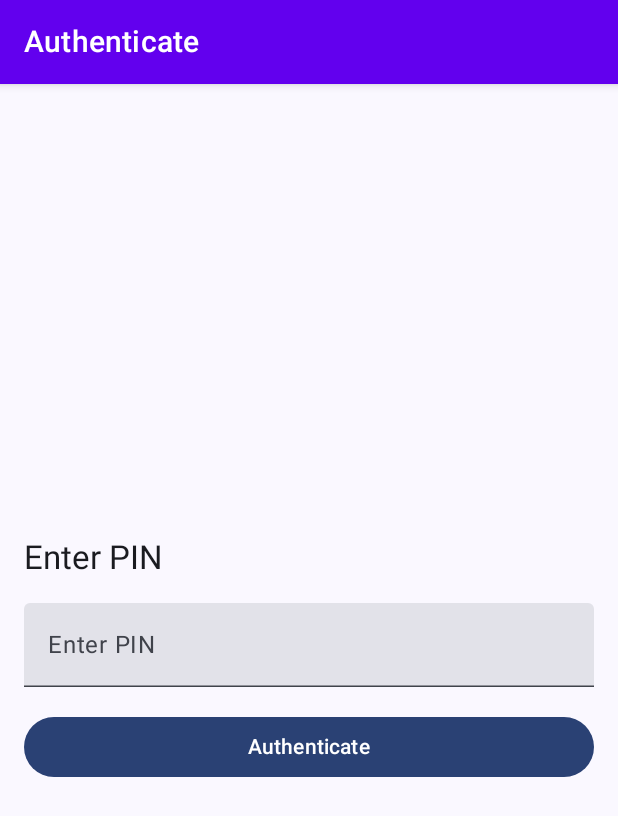
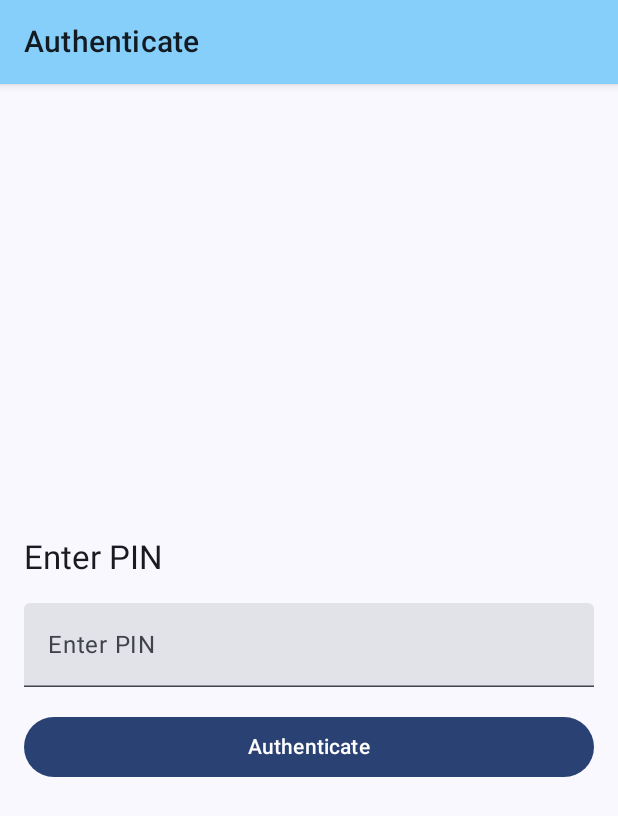
Before and after one commit to aditya577/SecureDataManager, an Android app built with Jetpack Compose: the AuthenticateScreen screen opened through its navigation route, on a phone screen of 412 x 824 dp. Shown: the top 816 px of the screen. Run offline under Robolectric (Android 15) with nearby library versions, the phone set to English and light mode, and no system bars; 2 statements that could not run were skipped.

Commit message:
cosmetic changes

```diff
--- a/app/src/main/java/com/example/securedatamanager/ui/auth/AuthenticateScreen.kt
+++ b/app/src/main/java/com/example/securedatamanager/ui/auth/AuthenticateScreen.kt
@@ -30,7 +30,8 @@ fun AuthenticateScreen(navController: NavController) {
                 modifier = Modifier
                     .fillMaxSize()
                     .padding(innerPadding)
-                    .padding(16.dp),
+                    .padding(16.dp)
+                    .imePadding(),
                 verticalArrangement = Arrangement.Center
             ) {
                 Text(
--- a/app/src/main/java/com/example/securedatamanager/ui/auth/SetPinScreen.kt
+++ b/app/src/main/java/com/example/securedatamanager/ui/auth/SetPinScreen.kt
@@ -32,7 +32,8 @@ fun SetPinScreen(navController: NavController) {
                 modifier = Modifier
                     .fillMaxSize()
                     .padding(innerPadding)
-                    .padding(16.dp),
+                    .padding(16.dp)
+                    .imePadding(),
                 verticalArrangement = Arrangement.Center
             ) {
                 Text(
--- a/app/src/main/java/com/example/securedatamanager/ui/commons/TopAppBar.kt
+++ b/app/src/main/java/com/example/securedatamanager/ui/commons/TopAppBar.kt
@@ -7,6 +7,7 @@ import androidx.compose.material.TopAppBar
 import androidx.compose.material.icons.Icons
 import androidx.compose.material.icons.filled.ArrowBack
 import androidx.compose.runtime.Composable
+import androidx.compose.ui.graphics.Color
 
 @Composable
 fun AppBarWithBackButton(
@@ -25,6 +26,7 @@ fun AppBarWithBackButton(
                     )
                 }
             }
-        } else null
+        } else null,
+        backgroundColor = Color(0xFF87CFFB) // Setting the background color to hex #87CFFB
     )
 }
--- a/app/src/main/java/com/example/securedatamanager/ui/documents/DocumentStorageScreen.kt
+++ b/app/src/main/java/com/example/securedatamanager/ui/documents/DocumentStorageScreen.kt
@@ -38,7 +38,8 @@ fun DocumentStorageScreen(
             LazyColumn(
                 modifier = Modifier
                     .fillMaxSize()
-                    .padding(padding),
+                    .padding(padding)
+                    .imePadding(),
                 contentPadding = PaddingValues(16.dp)
             ) {
                 items(documents) { document ->
--- a/app/src/main/java/com/example/securedatamanager/ui/notes/SecureNotesScreen.kt
+++ b/app/src/main/java/com/example/securedatamanager/ui/notes/SecureNotesScreen.kt
@@ -41,7 +41,8 @@ fun SecureNotesScreen(
             LazyColumn(
                 modifier = Modifier
                     .fillMaxSize()
-                    .padding(padding),
+                    .padding(padding)
+                    .imePadding(),
                 contentPadding = PaddingValues(16.dp)
             ) {
                 items(notes) { note ->
--- a/app/src/main/java/com/example/securedatamanager/ui/password/PasswordManagerScreen.kt
+++ b/app/src/main/java/com/example/securedatamanager/ui/password/PasswordManagerScreen.kt
@@ -37,7 +37,8 @@ fun PasswordManagerScreen(
             LazyColumn(
                 modifier = Modifier
                     .fillMaxSize()
-                    .padding(padding),
+                    .padding(padding)
+                    .imePadding(),
                 contentPadding = PaddingValues(16.dp)
             ) {
                 items(passwords) { password ->
```
